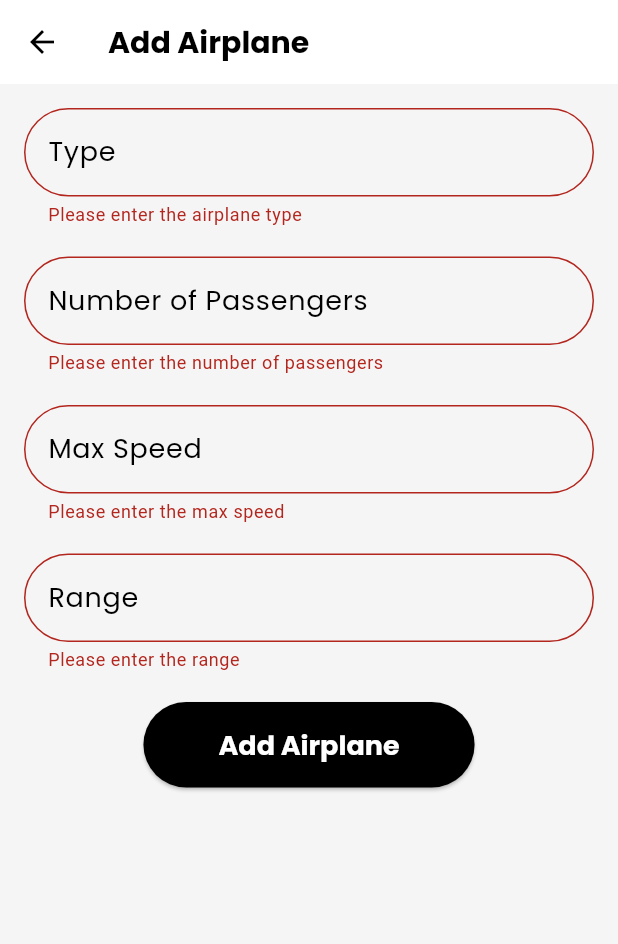
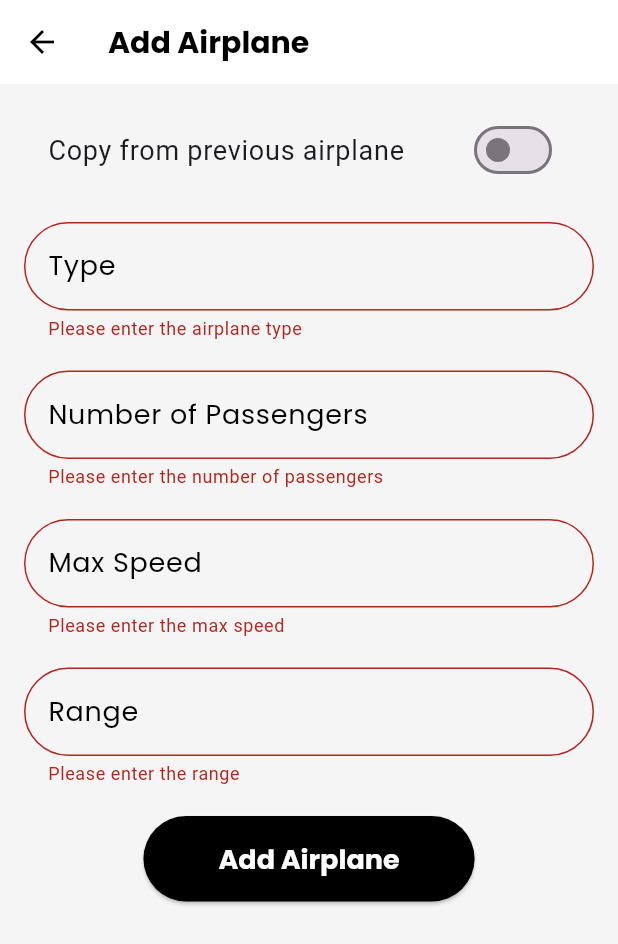
Before and after one commit to jotx19/FlightManager, a Flutter app: the AddAirplanePage screen opened directly, after a tap on "Add Airplane", on a phone screen of 412 x 824 dp. Shown: the top 944 px of the screen. Run offline on Flutter 3.47's test engine with Material 3 defaults, Android fonts, the phone set to English and light mode, and no system bars; our stand-ins replace floor, flutter_secure_storage, google_fonts, sqflite; missing offline and left inert: encrypted_shared_preferences; accounts and stored records are empty; generated files the repository leaves out were written again.

```diff
--- a/lib/add_airplane_page.dart
+++ b/lib/add_airplane_page.dart
@@ -1,15 +1,76 @@
 import 'package:flutter/material.dart';
+import 'package:encrypted_shared_preferences/encrypted_shared_preferences.dart';
 import 'package:google_fonts/google_fonts.dart';
 import 'package:provider/provider.dart';
 import 'airplane.dart';
 import 'airplane_list_provider.dart';
+import 'dart:convert';
 
-class AddAirplanePage extends StatelessWidget {
+class AddAirplanePage extends StatefulWidget {
+  @override
+  _AddAirplanePageState createState() => _AddAirplanePageState();
+}
+
+class _AddAirplanePageState extends State<AddAirplanePage> {
   final _formKey = GlobalKey<FormState>();
   final _typeController = TextEditingController();
   final _passengersController = TextEditingController();
   final _speedController = TextEditingController();
   final _rangeController = TextEditingController();
+  final EncryptedSharedPreferences _prefs = EncryptedSharedPreferences();
+
+  bool _copyPrevious = false;
+
+  @override
+  void initState() {
+    super.initState();
+    _loadPreviousAirplane(); // Load data if available
+  }
+
+  void _loadPreviousAirplane() async {
+    if (_copyPrevious) {
+      String? airplaneData = await _prefs.getString('previous_airplane');
+      if (airplaneData != null) {
+        Airplane previousAirplane = Airplane.fromJson(jsonDecode(airplaneData));
+        setState(() {
+          _typeController.text = previousAirplane.type;
+          _passengersController.text = previousAirplane.numberOfPassengers.toString();
+          _speedController.text = previousAirplane.maxSpeed.toString();
+          _rangeController.text = previousAirplane.range.toString();
+        });
+      }
+    } else {
+      _clearFields();
+    }
+  }
+
+  void _clearFields() {
+    setState(() {
+      _typeController.clear();
+      _passengersController.clear();
+      _speedController.clear();
+      _rangeController.clear();
+    });
+  }
+
+  void _saveAirplane() async {
+    if (_formKey.currentState!.validate()) {
+      final airplane = Airplane(
+        type: _typeController.text,
+        numberOfPassengers: int.parse(_passengersController.text),
+        maxSpeed: double.parse(_speedController.text),
+        range: double.parse(_rangeController.text),
+      );
+
+      // Save the airplane data using Provider
+      Provider.of<AirplaneListProvider>(context, listen: false).addAirplane(airplane);
+
+      // Save the airplane details to EncryptedSharedPreferences
+      await _prefs.setString('previous_airplane', jsonEncode(airplane.toJson()));
+
+      Navigator.pop(context); // Go back after saving
+    }
+  }
 
   @override
   Widget build(BuildContext context) {
@@ -29,6 +90,17 @@ class AddAirplanePage extends StatelessWidget {
             key: _formKey,
             child: Column(
               children: [
+                SwitchListTile(
+                  title: Text('Copy from previous airplane'),
+                  value: _copyPrevious,
+                  onChanged: (bool value) {
+                    setState(() {
+                      _copyPrevious = value;
+                      _loadPreviousAirplane();
+                    });
+                  },
+                ),
+                SizedBox(height: 20),
                 TextFormField(
                   controller: _typeController,
                   decoration: InputDecoration(
@@ -101,19 +173,7 @@ class AddAirplanePage extends StatelessWidget {
                 ),
                 SizedBox(height: 20),
                 ElevatedButton(
-                  onPressed: () {
-                    if (_formKey.currentState!.validate()) {
-                      final airplane = Airplane(
-                        type: _typeController.text,
-                        numberOfPassengers: int.parse(_passengersController.text),
-                        maxSpeed: double.parse(_speedController.text),
-                        range: double.parse(_rangeController.text),
-                      );
-                      Provider.of<AirplaneListProvider>(context, listen: false)
-                          .addAirplane(airplane);
-                      Navigator.pop(context);
-                    }
-                  },
+                  onPressed: _saveAirplane,
                   style: ElevatedButton.styleFrom(
                     foregroundColor: Colors.white,
                     backgroundColor: Colors.black,
--- a/pubspec.yaml
+++ b/pubspec.yaml
@@ -55,6 +55,7 @@ dev_dependencies:
   dartdoc: ^6.0.0
   analyzer: ^5.13.0
 
+
   # The "flutter_lints" package below contains a set of recommended lints to
   # encourage good coding practices. The lint set provided by the package is
   # activated in the `analysis_options.yaml` file located at the root of your
```
Also changed, not shown: lib/airplane.dart (+22 -0 lines), assets/airplane_032.jpg (added), pubspec.lock, 2 other files.
